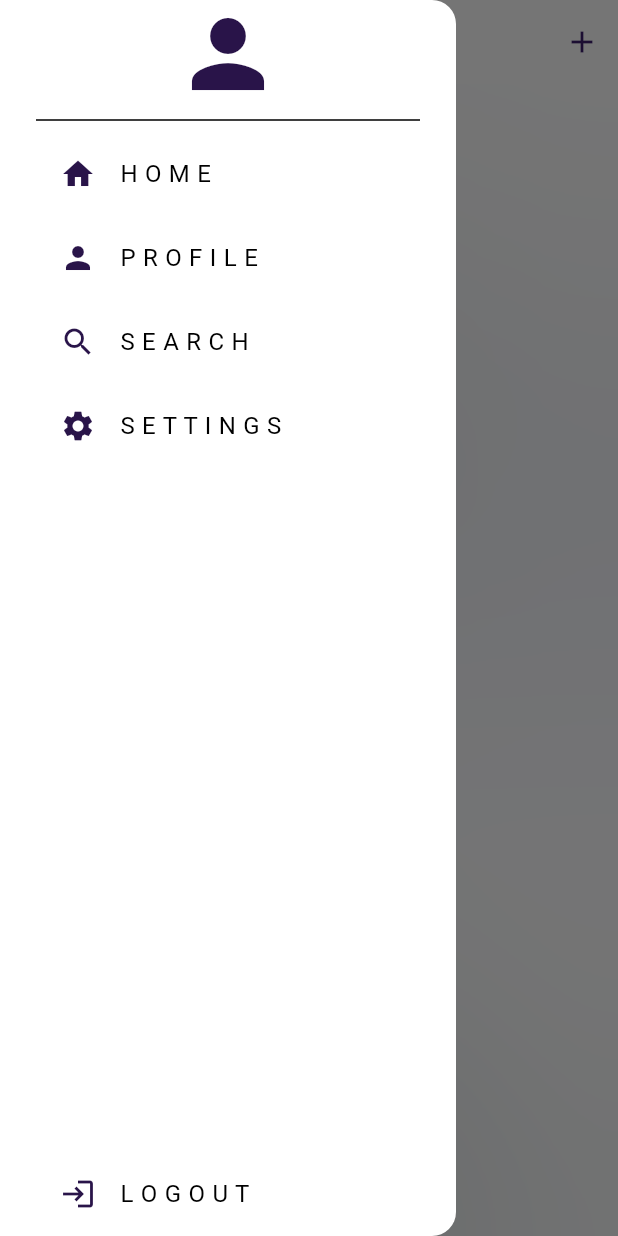
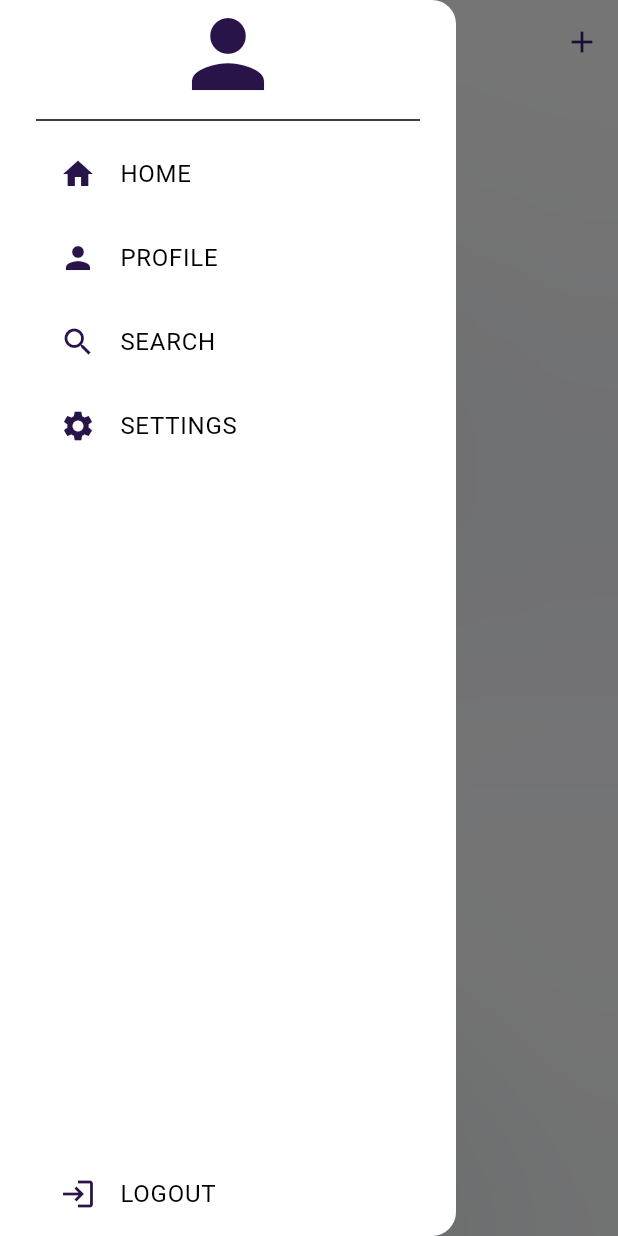
Before and after one commit to NovaLogics/lyxa-live-flutter-app, a Flutter app: the HomeScreen screen opened directly, with the side drawer open, on a phone screen of 412 x 824 dp. Run offline on Flutter 3.47's test engine with Material 3 defaults, Android fonts, the phone set to English and light mode, and no system bars; our stand-ins replace cached_network_image, carousel_slider, cloud_firestore, file_picker, firebase_auth, firebase_core and 8 more; accounts and stored records are empty; generated files the repository leaves out were written again; network calls fail.

Commit message:
feat [ core-strings ]: Update App text values

```diff
--- a/lib/src/core/values/app_strings.dart
+++ b/lib/src/core/values/app_strings.dart
@@ -64,7 +64,8 @@ class AppStrings {
   static const String captionHint = "Add post caption here..";
   static const String captionLabel = "Caption Area...";
   static const String pickImageButton = "Pick Image";
-  static const String errorImageAndCaptionRequired = "Both image and caption are required.";
+  static const String errorImageAndCaptionRequired =
+      "Both image and caption are required.";
   static const String cropperTitle = "Crop Image";
   static const String imagePickedSuccessfully = "Image picked successfully";
 
@@ -76,16 +77,15 @@ class AppStrings {
   static const String addYourStorylineBio = "Add your bio / storyline";
   static const String cropperToolbarTitle = "Profile Image Cropper";
 
-
   // Hint Text Section
   static const String hintEmail = 'Email (e.g., name@address.com)';
   static const String hintUsername = 'Name (e.g., Mike Joe )';
   static const String hintPassword = 'Password (e.g., P@ssw0rd)';
   static const String hintConfirmPassword = 'Confirm Password (e.g., P@ssw0rd)';
 
-  static const String titleHome = "H O M E";
-  static const String titleProfile = "P R O F I L E";
-  static const String titleSearch = "S E A R C H";
-  static const String titleSettings = "S E T T I N G S";
-  static const String titleLogout = "L O G O U T";
+  static const String titleHome = "HOME";
+  static const String titleProfile = "PROFILE";
+  static const String titleSearch = "SEARCH";
+  static const String titleSettings = "SETTINGS";
+  static const String titleLogout = "LOGOUT";
 }
```
